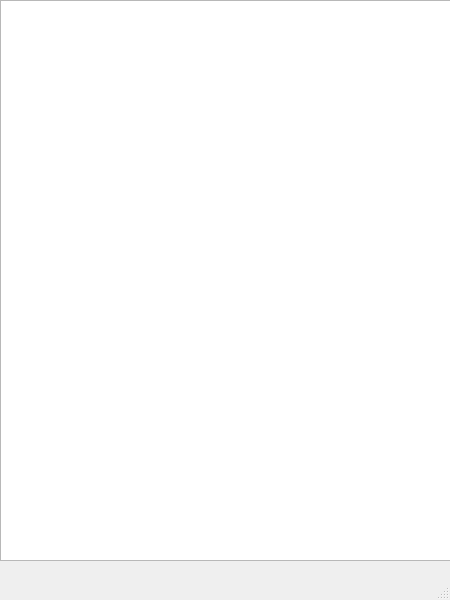
Qt form editorwindow.ui (Gudov/luaeditor) before a commit.
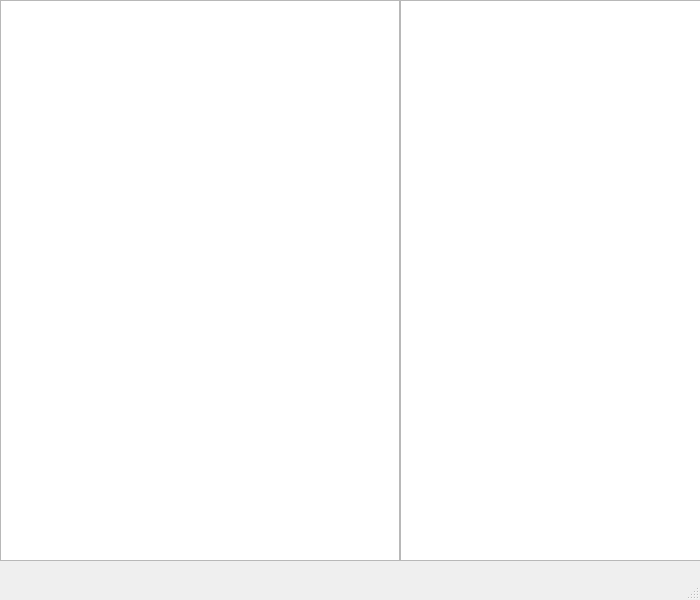
The same form after that commit.

Commit message: fix const and some op codes

Diff of the .ui file:
```diff
--- a/editorwindow.ui
+++ b/editorwindow.ui
@@ -6,7 +6,7 @@
    <rect>
     <x>0</x>
     <y>0</y>
-    <width>450</width>
+    <width>700</width>
     <height>600</height>
    </rect>
   </property>
@@ -19,7 +19,17 @@
      <rect>
       <x>0</x>
       <y>0</y>
-      <width>451</width>
+      <width>400</width>
+      <height>561</height>
+     </rect>
+    </property>
+   </widget>
+   <widget class="QTableView" name="tableViewConst">
+    <property name="geometry">
+     <rect>
+      <x>400</x>
+      <y>0</y>
+      <width>301</width>
       <height>561</height>
      </rect>
     </property>
```
Left out of the diff: 2 changed lines with no effect on the pictures. The commit also changes 3 other files.
